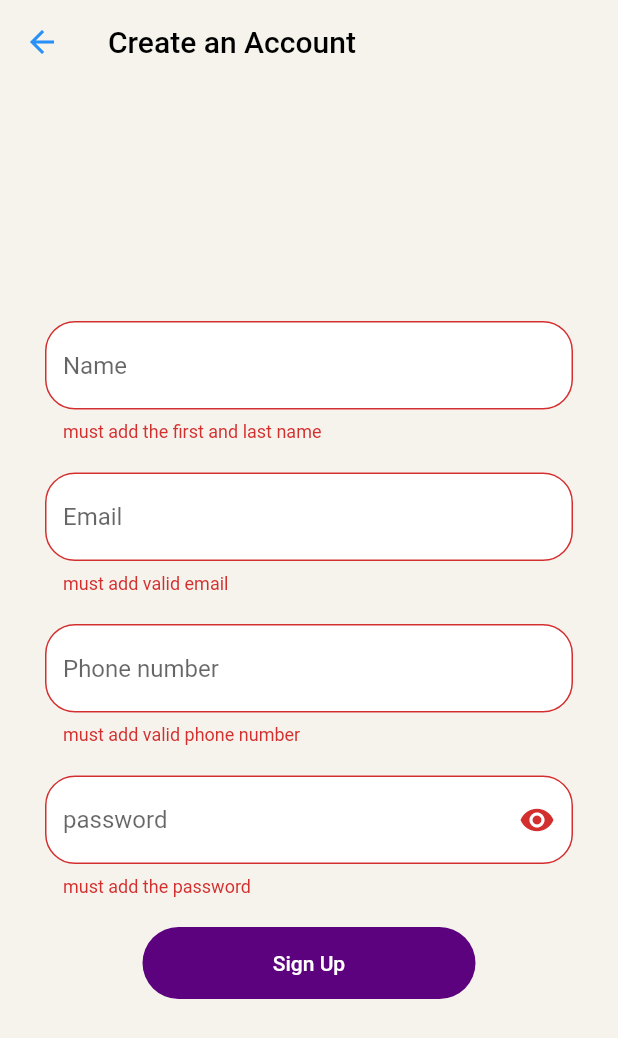
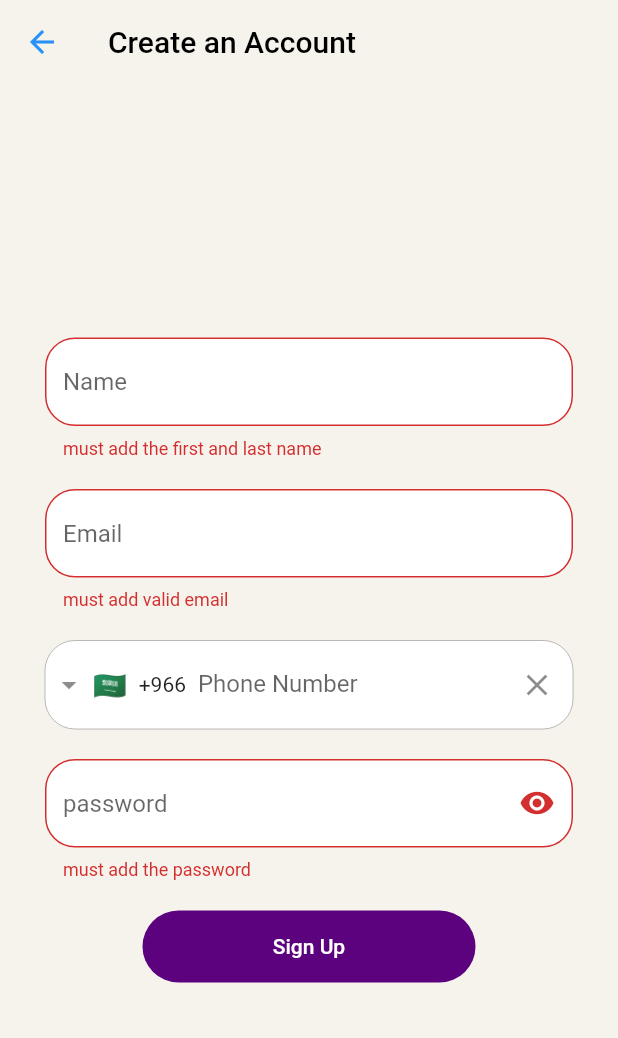
Before and after one commit to moataz-mohamed194/login_signup, a Flutter app: the CreateAccountPage screen opened directly, after a tap on "Sign Up", on a phone screen of 412 x 824 dp. Shown: the top 1038 px of the screen. Run offline on Flutter 3.47's test engine with Material 2 defaults, Android fonts, the phone set to English and light mode, and no system bars; drawn by our look-alikes of intl_phone_field; our stand-ins replace bloc, dartz, equatable, flutter_bloc, get_it, internet_connection_checker and 1 more; accounts and stored records are empty.

Commit message:
add intl_phone_field

```diff
--- a/lib/core/util/Logout.dart
+++ /dev/null
@@ -1,8 +0,0 @@
-import 'package:flutter/material.dart';
-import '../../main.dart';
-
-class LogoutMethod{
-  Future<void> logout({required BuildContext context}) async {
-
-  }
-}
--- a/lib/features/auth/ domain/validation/validator.dart
+++ b/lib/features/auth/ domain/validation/validator.dart
@@ -1,30 +1,30 @@
-class Validator{
-  String? validatorEmail(val){
+class Validator {
+  String? validatorEmail(val) {
     return val!.isEmpty || val.contains(RegExp(r"^\S+@\S+\.\S+$")) == false
         ? "must add valid email"
         : null;
-
   }
 
-  String? validatorPassword(val){
+  String? validatorPassword(val) {
     return val!.isEmpty
         ? 'must add the password'
         : val.length < 8
-        ? "the password must be more than 8 digits"
-        : null;
+            ? "the password must be more than 8 digits"
+            : null;
   }
 
-  String? validatorPhoneNumber(val){
-    return val!.isEmpty || val.contains(RegExp(r'^[0-9]{10,11}$')) == false
+  String? validatorPhoneNumber(String val, String countryCode) {
+    print(countryCode);
+    return val.isEmpty || val.contains(RegExp(r'^[0-9]{10}$')) == false
         ? "must add valid phone number"
-        : null;
+        : countryCode != '+966'
+            ? 'user need to have number from SA'
+            : null;
   }
-  String? validatorName(val){
+
+  String? validatorName(val) {
     return (val.contains(RegExp(r'^\w+\s+\w+$')) == false || val.length <= 4)
         ? 'must add the first and last name'
         : null;
   }
-
-
-
 }
--- a/lib/features/auth/presentation/ pages/MainUserPage.dart
+++ b/lib/features/auth/presentation/ pages/MainUserPage.dart
@@ -5,7 +5,7 @@ class MainUserPage extends StatelessWidget {
   Widget build(BuildContext context) {
     return Scaffold(
       appBar: AppBar(
-        title: Text('Welcome our clint'),
+        title: const Text('Welcome'),
       ),
     );
   }
--- a/lib/features/auth/presentation/widgets/signup_form_widget.dart
+++ b/lib/features/auth/presentation/widgets/signup_form_widget.dart
@@ -1,7 +1,7 @@
 import 'package:flutter/material.dart';
 import 'package:flutter_bloc/flutter_bloc.dart';
+import 'package:intl_phone_field/intl_phone_field.dart';
 
-import '../ pages/CreateAccountPage.dart';
 import '../../ domain/entities/login.dart';
 import '../../ domain/validation/validator.dart';
 import '../../../../core/widgets/ButtonWidget.dart';
@@ -37,11 +37,35 @@ class SignUpFormWidget extends StatelessWidget {
             controler: _emailController,
             validatorTextField: (val) => Validator().validatorEmail(val),
           ),
-          TextFormFieldWidgets(
-            hintText: 'Phone number',
-            keyboardType: TextInputType.phone,
-            controler: _phoneNumberController,
-            validatorTextField: (val) => Validator().validatorPhoneNumber(val),
+          Padding(
+            padding: const EdgeInsets.symmetric(vertical: 10, horizontal: 20),
+            child: IntlPhoneField(
+                keyboardType: TextInputType.phone,
+                decoration: InputDecoration(
+                  labelText: 'Phone Number',
+                  filled: true,
+                  fillColor: Colors.white,
+                  border: const OutlineInputBorder(
+                    borderRadius: BorderRadius.all(Radius.circular(20)),
+                    borderSide: BorderSide(color: Colors.black26, width: 0),
+                  ),
+                  enabledBorder: const OutlineInputBorder(
+                    borderRadius: BorderRadius.all(Radius.circular(20)),
+                    borderSide: BorderSide(color: Colors.black26, width: 0),
+                  ),
+                  suffixIcon: IconButton(
+                    icon: const Icon(Icons.close),
+                    onPressed: () {
+                      _phoneNumberController.clear();
+                    },
+                  ),
+                ),
+                initialCountryCode: 'SA',
+                disableLengthCheck: true,
+                validator: (val) =>
+                    Validator().validatorPhoneNumber(val!.number.toString(), val.countryCode.toString()),
+                controller: _phoneNumberController,
+                autovalidateMode: AutovalidateMode.onUserInteraction),
           ),
           BlocBuilder<CheckerCubit, bool>(
             builder: (context, state) {
@@ -49,7 +73,7 @@ class SignUpFormWidget extends StatelessWidget {
                 hintText: 'password',
                 keyboardType: TextInputType.text,
                 rightWidget: IconButton(
-                  icon: Icon(Icons.remove_red_eye),
+                  icon: const Icon(Icons.remove_red_eye),
                   onPressed: () {
                     context.read<CheckerCubit>().changeCheck();
                   },
@@ -78,6 +102,7 @@ class SignUpFormWidget extends StatelessWidget {
           password: _passwordController.text.toString(),
           name: _nameController.text.toString(),
           phoneNumber: _phoneNumberController.text.toString());
+      print(login);
       BlocProvider.of<LoginBloc>(context).add(AddUserEvent(login: login));
     }
   }
--- a/pubspec.yaml
+++ b/pubspec.yaml
@@ -43,6 +43,7 @@ dependencies:
   equatable: ^2.0.5
   dartz: ^0.10.1
   get_it: ^7.2.0
+  intl_phone_field: ^3.1.0
 
 
 dev_dependencies:
```
Also changed, not shown: pubspec.lock.
